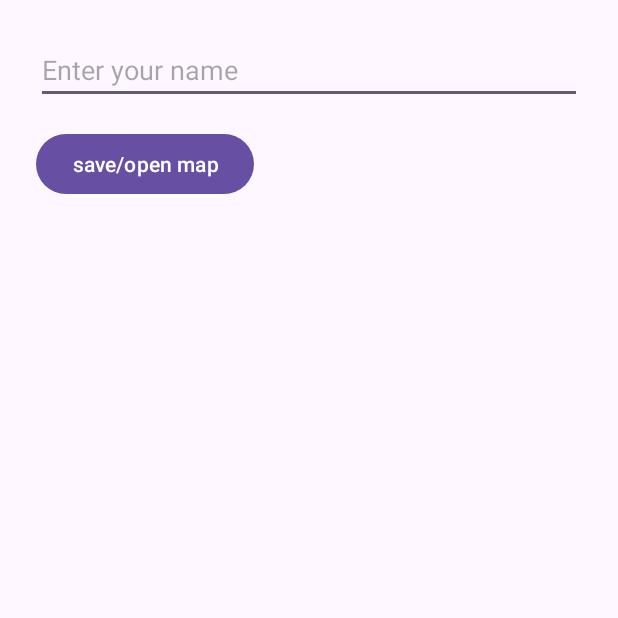
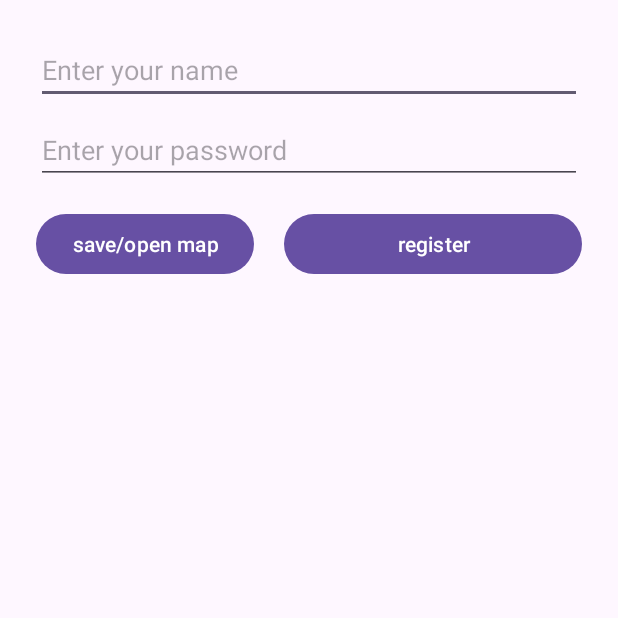
Before and after one commit to Nedakhalaj/MapAppAndroid, an Android app built with Jetpack Compose: the screen it shows after launch (LoginActivity), after a tap on "save/open map", on a phone screen of 412 x 824 dp, the top half of it. Run offline under Robolectric (Android 15) with nearby library versions, the phone set to English and light mode, and no system bars; our stand-ins replace Firebase (no records; nobody signed in at launch, a user with empty details on screens opened directly).

Commit message:
Added register button and authentication

```diff
--- a/app/build.gradle.kts
+++ b/app/build.gradle.kts
@@ -80,4 +80,5 @@ dependencies {
     debugImplementation(libs.androidx.compose.ui.test.manifest)
     implementation(platform("com.google.firebase:firebase-bom:33.1.2"))
     implementation("com.google.firebase:firebase-firestore-ktx")
+    implementation("com.google.firebase:firebase-auth-ktx")
 }
--- a/app/src/main/AndroidManifest.xml
+++ b/app/src/main/AndroidManifest.xml
@@ -3,8 +3,8 @@
     xmlns:tools="http://schemas.android.com/tools">
 
     <uses-permission android:name="android.permission.INTERNET" />
-    <uses-permission android:name="android.permission.ACCESS_FINE_LOCATION"/>
-
+    <uses-permission android:name="android.permission.ACCESS_FINE_LOCATION" />
+    <uses-permission android:name="android.permission.ACCESS_COARSE_LOCATION" />
 
     <application
         android:allowBackup="true"
@@ -33,7 +33,7 @@
         <meta-data
             android:name="com.google.android.geo.API_KEY"
             android:value="${MAPS_API_KEY}"
-            tools:replace="android:value"  />
+            tools:replace="android:value" />
 
         <activity
             android:name=".LoginActivity"
--- a/app/src/main/java/LoginActivity.kt
+++ b/app/src/main/java/LoginActivity.kt
@@ -1,4 +1,5 @@
 package com.example.mapapp
+import android.R
 import android.content.Intent
 import android.os.Bundle
 import androidx.appcompat.app.AppCompatActivity
@@ -7,34 +8,107 @@ import android.os.PersistableBundle
 import android.util.Log
 import com.example.mapapp.databinding.ActivityLoginBinding
 import android.widget.Toast
+import com.google.firebase.auth.FirebaseAuth
+import com.google.firebase.firestore.FirebaseFirestore
 
 class LoginActivity : AppCompatActivity() {
     lateinit var binding: ActivityLoginBinding
+    lateinit var auth: FirebaseAuth
+    private val db = FirebaseFirestore.getInstance()
 
     override fun onCreate(savedInstanceState: Bundle?) {
         super.onCreate(savedInstanceState)
         binding = ActivityLoginBinding.inflate(layoutInflater)
         setContentView(binding.root)
 
+        auth = FirebaseAuth.getInstance()
+
+
         Log.d("LoginActivity", "onCreate called")
 
+        //save
+        val prefs = getSharedPreferences("MyPrefs", Context.MODE_PRIVATE)
+        // Load
+        val savedUsername = prefs.getString("username", null)
+        val savedPassword = prefs.getString("password", null)
+        savedUsername?.let { binding.editUsername.setText(it) } // sets the EditText to show the saved password.
+        savedPassword?.let { binding.editPassword.setText(it) }
 
-        val prefs = getSharedPreferences("MyPrefs", Context.MODE_PRIVATE)
-        val saved = prefs.getString("username", null)
-        saved?.let {
-            binding.editUsername.setText(it)
-        }
 
         binding.btnSave.setOnClickListener {
             val username = binding.editUsername.text.toString().trim()
-            if (username.isNotEmpty()) {
-                prefs.edit().putString("username", username).apply()
-                startActivity(Intent(this, MapsActivity::class.java))
-            }else{
-                Toast.makeText(this, "please enter username", Toast.LENGTH_SHORT).show()
+            val password = binding.editPassword.text.toString().trim()
+            if (username.isEmpty() || password.isEmpty()) {
+                Toast.makeText(this, "Please enter username and password", Toast.LENGTH_SHORT)
+                    .show()
+                return@setOnClickListener
             }
+                auth.signInWithEmailAndPassword(username, password)
+                    .addOnCompleteListener { createTask ->
+                        if (createTask.isSuccessful) {
+                        savePrefs(username, password)
+                            val intent = Intent(this, MapsActivity::class.java)
+                            startActivity(intent)
+                            finish()
+                        } else {
+                            Toast.makeText(this, createTask.exception?.message, Toast.LENGTH_SHORT)
+                                .show()
+                        }
+
+                    }
+        }
+
+        binding.btnRegister.setOnClickListener {
+            val username = binding.editUsername.text.toString().trim()
+            val password = binding.editPassword.text.toString().trim()
+            if (username.isEmpty() || password.isEmpty()) {
+                Toast.makeText(this, "Please enter username and password", Toast.LENGTH_SHORT)
+                    .show()
+                return@setOnClickListener
+
+            }
+            auth.createUserWithEmailAndPassword(username, password)
+                .addOnCompleteListener { createTask ->
+                    if (createTask.isSuccessful) {
+                        val user = hashMapOf("email" to username)
+                        db.collection("users").add(user)
+                        Toast.makeText(this, "User created", Toast.LENGTH_SHORT).show()
+                        savePrefs(username, password)
+                        val intent = Intent(this, MapsActivity::class.java)
+                        startActivity(intent)
+                        finish()
+                    } else {
+                        Toast.makeText(this, createTask.exception?.message, Toast.LENGTH_SHORT)
+                            .show()
+                    }
+                }
+        }
+        }
+
+        fun savePrefs(username: String, password: String) {
+            val prefs = getSharedPreferences("MyPrefs", Context.MODE_PRIVATE)
+            prefs.edit()
+                .putString("username", username)
+                .putString("password", password)
+                .apply()
+        }
+    }
 
 
-        }
-    }
-}
+
+
+
+
+
+
+
+
+//data class User(val username: String, val password: String)
+//
+//val user = User("neda", "1234")
+//
+//// Serialize
+//val json = Gson().toJson(user) // {"username":"neda","password":"1234"}
+//
+//// Deserialize
+//val user2 = Gson().fromJson(json, User::class.java) \\ just for having sample
--- a/app/src/main/java/com/example/mapapp/MapsActivity.kt
+++ b/app/src/main/java/com/example/mapapp/MapsActivity.kt
@@ -35,6 +35,8 @@ class MapsActivity : AppCompatActivity(), OnMapReadyCallback {
         val mapFragment = supportFragmentManager
             .findFragmentById(R.id.map) as SupportMapFragment
         mapFragment.getMapAsync(this)
+
+
 
         binding.fab.setOnClickListener {
             if (::map.isInitialized) {
--- a/app/src/main/res/layout/activity_login.xml
+++ b/app/src/main/res/layout/activity_login.xml
@@ -1,22 +1,45 @@
 <?xml version="1.0" encoding="utf-8"?>
 <LinearLayout xmlns:android="http://schemas.android.com/apk/res/android"
     android:layout_width="match_parent"
+    android:layout_height="match_parent"
     android:orientation="vertical"
-    android:padding="24dp"
-    android:layout_height="match_parent">
+    android:padding="24dp">
 
     <EditText
+        android:id="@+id/editUsername"
         android:layout_width="match_parent"
         android:layout_height="wrap_content"
-        android:hint="Enter your name"
-        android:id="@+id/editUsername"/>
+        android:hint="Enter your name" />
 
-    <Button
-        android:layout_width="wrap_content"
+    <EditText
+        android:id="@+id/editPassword"
+        android:layout_width="match_parent"
         android:layout_height="wrap_content"
-        android:text="save/open map"
-        android:id="@+id/btnSave"
-        android:layout_marginTop="16dp"/>
+        android:layout_marginTop="8dp"
+        android:hint="Enter your password"
+        android:inputType="textPassword" />
+
+    <LinearLayout
+        android:layout_width="match_parent"
+        android:layout_height="wrap_content"
+        android:orientation="horizontal">
+
+        <Button
+            android:id="@+id/btnSave"
+            android:layout_width="wrap_content"
+            android:layout_height="wrap_content"
+            android:layout_marginTop="16dp"
+            android:text="save/open map" />
+
+        <Button
+            android:id="@+id/btnRegister"
+            android:layout_width="match_parent"
+            android:layout_height="wrap_content"
+            android:layout_marginTop="16dp"
+            android:layout_marginLeft="20dp"
+            android:text="register" />
+
+    </LinearLayout>
 
 
 </LinearLayout>
--- a/app/src/main/res/values/strings.xml
+++ b/app/src/main/res/values/strings.xml
@@ -42,4 +42,5 @@
         libero vel nunc consequat, quis tincidunt nisl eleifend. Cras bibendum enim a justo luctus
         vestibulum. Fusce dictum libero quis erat maximus, vitae volutpat diam dignissim.
     </string>
+    <string name="title_activity_maps2">MapsActivity2</string>
 </resources>
```
Also changed, not shown: 1 other file.
